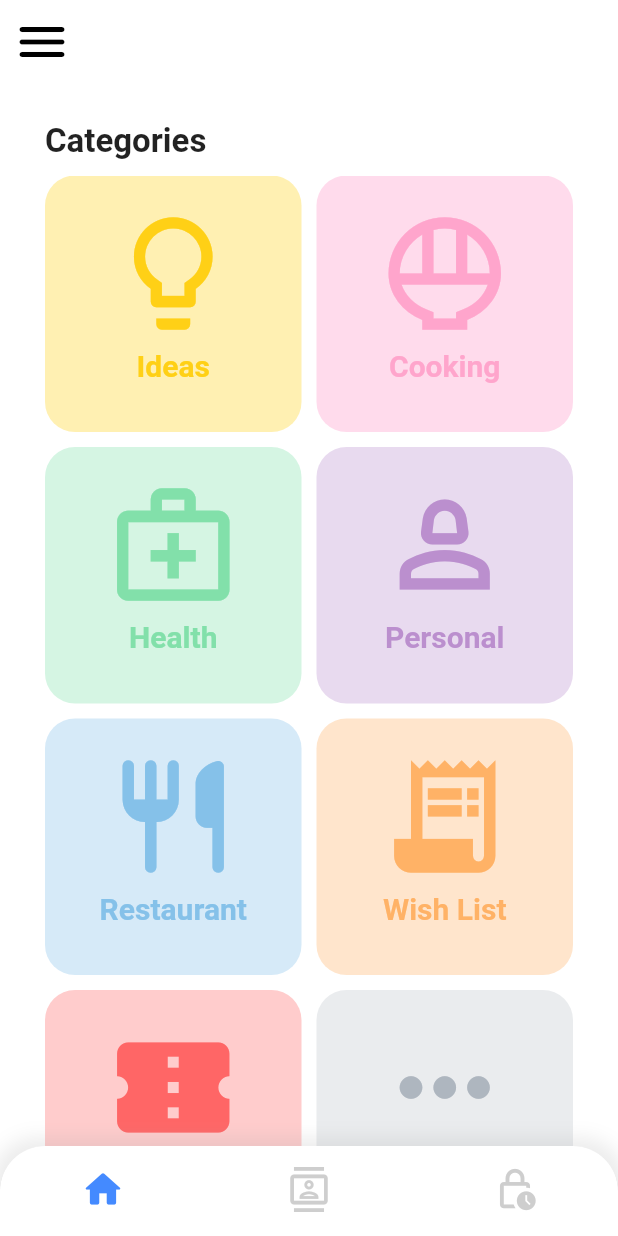
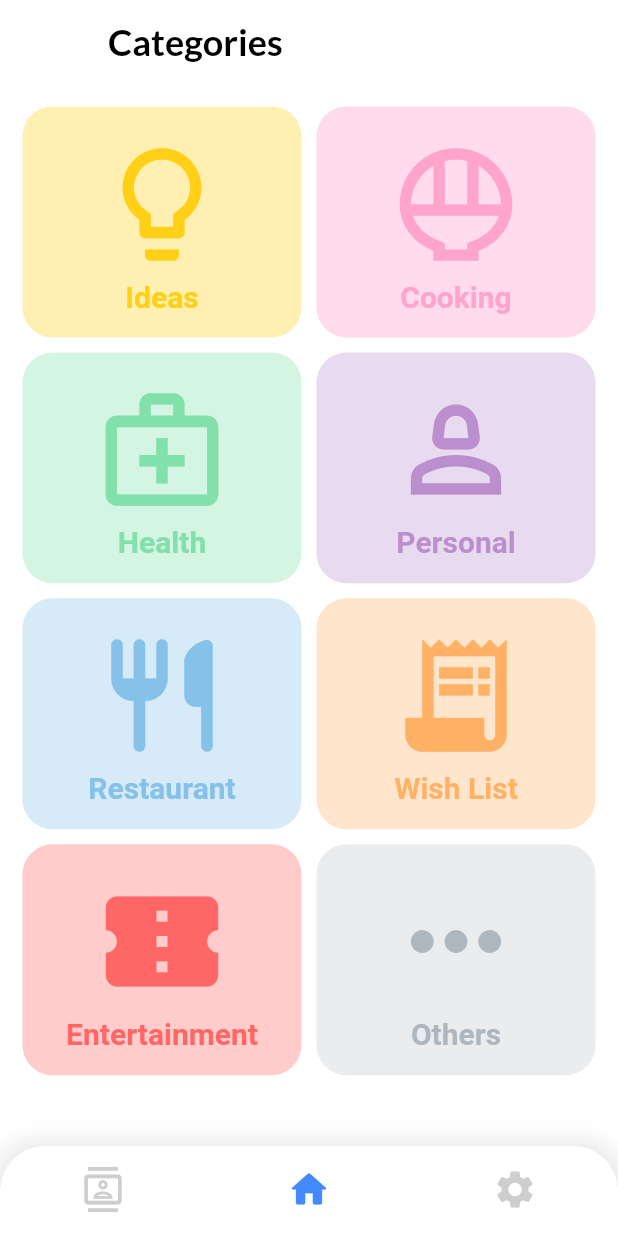
Before and after one commit to impulsado/personalDB, a Flutter app: the HomePage screen opened by its route, on a phone screen of 412 x 824 dp. Run offline on Flutter 3.47's test engine with Material 2 defaults, Android fonts, the phone set to English and light mode, and no system bars; our stand-ins replace file_picker, flutter_rating_bar, flutter_secure_storage, google_fonts, numberpicker, share_plus and 1 more; accounts and stored records are empty.

Commit message:
(ADD) Export Database Function

```diff
--- /dev/null
+++ b/lib/contacts/contacts.dart
@@ -0,0 +1,15 @@
+import 'package:flutter/material.dart';
+
+class Contacts extends StatelessWidget {
+  @override
+  Widget build(BuildContext context) {
+    return Center(
+      child: ElevatedButton(
+        child: Text('COMMING SOON!'),
+        onPressed: () {
+          // COMMING SOON!
+        },
+      ),
+    );
+  }
+}
--- a/lib/home/home.dart
+++ b/lib/home/home.dart
@@ -1,6 +1,8 @@
 import 'package:flutter/material.dart';
 import 'package:personaldb/constants/theme.dart';
 import 'package:personaldb/widgets/categories.dart';
+import 'package:personaldb/settings/settings.dart';
+import 'package:personaldb/contacts/contacts.dart';
 
 void main() {
   runApp(const MyApp());
@@ -18,32 +20,31 @@ class MyApp extends StatelessWidget {
   }
 }
 
-class HomePage extends StatelessWidget {
+class HomePage extends StatefulWidget {
+  @override
+  _HomePageState createState() => _HomePageState();
+}
+
+class _HomePageState extends State<HomePage> {
+  int _currentIndex = 1; // índice inicial en "Home"
+
+  final List<Widget> _screens = [
+    Contacts(),
+    Categories(),
+    Settings(),
+  ];
 
   @override
   Widget build(BuildContext context) {
     return Scaffold(
-      appBar: _buildAppBar(),
-      body: _buildBody(),
+      appBar: AppBar(
+        backgroundColor: Colors.white,
+        elevation: 0,
+        title: Text(_screens[_currentIndex].runtimeType.toString(), style: headingStyle(color: Colors.black)),
+      ),
+      body: _screens[_currentIndex],
       backgroundColor: Colors.white,
       bottomNavigationBar: _buildBottomNavigationBar(),
-    );
-  }
-
-  Widget _buildBody() {
-    return Padding(
-      padding: const EdgeInsets.symmetric(horizontal: 15),
-      child: Column(
-          crossAxisAlignment: CrossAxisAlignment.start,
-          children: [
-            const Padding(
-              padding: EdgeInsets.only(top: 25, left: 15),
-              child: Text("Categories", style: TextStyle(fontSize: 22, fontWeight: FontWeight.bold)),
-            ),
-            const SizedBox(height: 10),
-            Expanded(child: Categories(),)
-          ]
-      ),
     );
   }
 
@@ -57,25 +58,23 @@ class HomePage extends StatelessWidget {
         borderRadius: const BorderRadius.only(topLeft: Radius.circular(30), topRight: Radius.circular(30)),
         child: BottomNavigationBar(
           backgroundColor: Colors.white,
+          currentIndex: _currentIndex,
           showSelectedLabels: false,
           showUnselectedLabels: false,
           selectedItemColor: Colors.blueAccent,
           unselectedItemColor: Colors.grey.withOpacity(0.5),
+          onTap: (index) {
+            setState(() {
+              _currentIndex = index;
+            });
+          },
           items: const [
+            BottomNavigationBarItem(label: "Contacts", icon: Icon(Icons.contacts_outlined, size: 30)),
             BottomNavigationBarItem(label: "Home", icon: Icon(Icons.home_rounded, size: 30)),
-            BottomNavigationBarItem(label: "Contacts", icon: Icon(Icons.contacts_outlined, size: 30)),
-            BottomNavigationBarItem(label: "Finance", icon: Icon(Icons.lock_clock_outlined, size: 30)),
+            BottomNavigationBarItem(label: "Settings", icon: Icon(Icons.settings, size: 30)),
           ],
         ),
       ),
     );
   }
-
-  AppBar _buildAppBar() {
-    return AppBar(
-        backgroundColor: Colors.white,
-        elevation: 0,
-        leading: const Icon(Icons.menu_rounded, color: Colors.black, size: 40,)
-    );
-  }
 }
--- /dev/null
+++ b/lib/settings/settings.dart
@@ -0,0 +1,38 @@
+import 'package:flutter/material.dart';
+import 'package:path_provider/path_provider.dart';
+import 'package:share_plus/share_plus.dart';
+import 'dart:io';
+
+class Settings extends StatelessWidget {
+  @override
+  Widget build(BuildContext context) {
+    return Scaffold(
+      body: Center(
+        child: ElevatedButton(
+          child: Text('Export Database'),
+          onPressed: () async {
+            // Obtén la ubicación de la base de datos
+            final dbDirectory = await getApplicationDocumentsDirectory();
+
+            // Obtiene todos los archivos del directorio
+            List<FileSystemEntity> dbFiles = dbDirectory.listSync();
+
+            // Filtra los archivos .db
+            dbFiles = dbFiles.where((element) => element.path.endsWith('.db')).toList();
+
+            if (dbFiles.isEmpty) {
+              print('No database file found');
+              return;
+            }
+
+            // Crea una lista de XFiles
+            List<XFile> xFiles = dbFiles.map((file) => XFile(file.path)).toList();
+
+            // Comparte el primer archivo .db
+            await Share.shareXFiles(xFiles, text: 'My Database');
+          },
+        ),
+      ),
+    );
+  }
+}
--- a/lib/widgets/categories.dart
+++ b/lib/widgets/categories.dart
@@ -16,16 +16,37 @@ class Categories extends StatelessWidget {
 
   @override
   Widget build(BuildContext context) {
-    return Container(
-      padding: const EdgeInsets.symmetric(horizontal: 15),
-      child: GridView.builder(
-          itemCount: categoryList.length,
-          gridDelegate: const SliverGridDelegateWithFixedCrossAxisCount(
-              crossAxisCount: 2,
-              crossAxisSpacing: 10,
-              mainAxisSpacing: 10
-          ),
-          itemBuilder: (context, index) => _buildCategory(context, categoryList[index])),
+    final bottomPadding = MediaQuery.of(context).padding.bottom;
+    final appBarHeight = AppBar().preferredSize.height;
+    final bottomNavBarHeight = kBottomNavigationBarHeight; // added this
+    final screenHeight = MediaQuery.of(context).size.height;
+    final screenWidth = MediaQuery.of(context).size.width;
+
+    // Calculate the available height and width for the grid
+    final gridHeight = screenHeight - appBarHeight - bottomPadding - bottomNavBarHeight; // modified this line
+    final gridWidth = screenWidth;
+
+    // Calculate the aspect ratio for grid items
+    final crossAxisCount = 2;
+    final double crossAxisSpacing = 10.0;
+    final double mainAxisSpacing = 10.0;
+    final numberOfItems = categoryList.length;
+    final numberOfRows = (numberOfItems / crossAxisCount).ceil();
+    final heightOfOneRow = (gridHeight - ((numberOfRows - 1) * mainAxisSpacing)) / numberOfRows;
+
+    final childAspectRatio = gridWidth / (crossAxisCount * heightOfOneRow);
+
+    return GridView.builder(
+      padding: EdgeInsets.all(15),
+      itemCount: categoryList.length,
+      gridDelegate: SliverGridDelegateWithFixedCrossAxisCount(
+        crossAxisCount: crossAxisCount,
+        crossAxisSpacing: crossAxisSpacing,
+        mainAxisSpacing: mainAxisSpacing,
+        childAspectRatio: childAspectRatio,
+      ),
+      physics: NeverScrollableScrollPhysics(), // añade esta línea
+      itemBuilder: (context, index) => _buildCategory(context, categoryList[index]),
     );
   }
 
--- a/pubspec.yaml
+++ b/pubspec.yaml
@@ -39,6 +39,7 @@ dependencies:
   shared_preferences: ^2.2.0
   flutter_secure_storage: ^8.0.0
   path_provider: ^2.0.15
+  share_plus: ^7.0.2
 
   # The following adds the Cupertino Icons font to your application.
   # Use with the CupertinoIcons class for iOS style icons.
```
Also changed, not shown: pubspec.lock.
